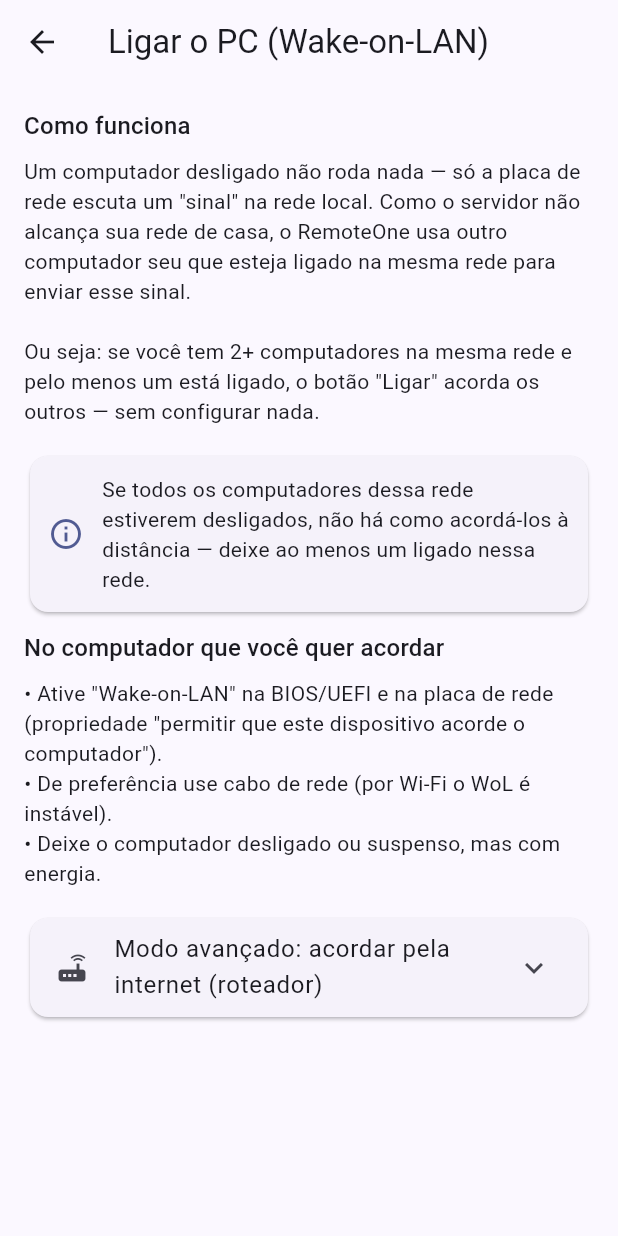
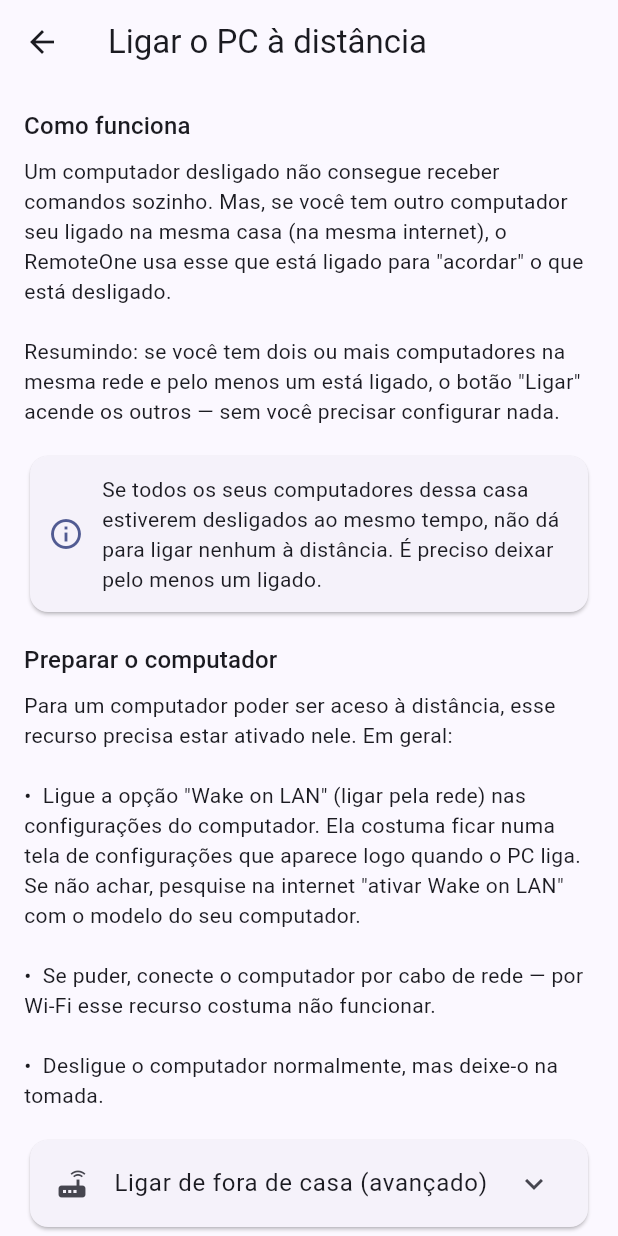
Before and after one commit to Cchaves20/RemoteOne, a Flutter app: the WakeOnLanScreen screen opened directly, on a phone screen of 412 x 824 dp. Run offline on Flutter 3.47's test engine with Material 3 defaults, Android fonts, the phone set to English and light mode, and no system bars; our stand-ins replace flutter_secure_storage, local_auth, shared_preferences, wakelock_plus; accounts and stored records are empty.

Commit message:
App: simplifica a tela de Wake-on-LAN para leigos
Reescreve o texto sem jargão (pacote mágico, placa de rede, broadcast,
ARP, CGNAT, IP público, port forward) em linguagem do dia a dia. Mantém a
estrutura: como funciona, preparar o computador e o modo avançado do
roteador com aviso de segurança em palavras simples.

Co-Authored-By: Claude Opus 4.8 <noreply@anthropic.com>
Claude-Session: https://claude.ai/code/session_01NLULmonCbXNPobYp9g7Y1Z

```diff
--- a/client/lib/screens/wake_on_lan_screen.dart
+++ b/client/lib/screens/wake_on_lan_screen.dart
@@ -1,7 +1,7 @@
 import 'package:flutter/material.dart';
 
-/// Explica como o "Ligar" (Wake-on-LAN) funciona e traz o modo avançado
-/// (roteador) com um aviso de segurança e o passo a passo.
+/// Explica, em linguagem simples, como o "Ligar" (Wake-on-LAN) funciona, e
+/// traz o modo avançado (roteador) com um aviso de segurança claro.
 class WakeOnLanScreen extends StatelessWidget {
   const WakeOnLanScreen({super.key});
 
@@ -9,19 +9,20 @@ class WakeOnLanScreen extends StatelessWidget {
   Widget build(BuildContext context) {
     final theme = Theme.of(context);
     return Scaffold(
-      appBar: AppBar(title: const Text('Ligar o PC (Wake-on-LAN)')),
+      appBar: AppBar(title: const Text('Ligar o PC à distância')),
       body: ListView(
         padding: const EdgeInsets.all(16),
         children: [
           Text('Como funciona', style: theme.textTheme.titleMedium),
           const SizedBox(height: 8),
           const Text(
-            'Um computador desligado não roda nada — só a placa de rede escuta '
-            'um "sinal" na rede local. Como o servidor não alcança sua rede de '
-            'casa, o RemoteOne usa outro computador seu que esteja ligado na '
-            'mesma rede para enviar esse sinal.\n\n'
-            'Ou seja: se você tem 2+ computadores na mesma rede e pelo menos um '
-            'está ligado, o botão "Ligar" acorda os outros — sem configurar nada.',
+            'Um computador desligado não consegue receber comandos sozinho. '
+            'Mas, se você tem outro computador seu ligado na mesma casa (na '
+            'mesma internet), o RemoteOne usa esse que está ligado para "acordar" '
+            'o que está desligado.\n\n'
+            'Resumindo: se você tem dois ou mais computadores na mesma rede e '
+            'pelo menos um está ligado, o botão "Ligar" acende os outros — sem '
+            'você precisar configurar nada.',
           ),
           const SizedBox(height: 16),
           Card(
@@ -33,23 +34,28 @@ class WakeOnLanScreen extends StatelessWidget {
                   const SizedBox(width: 12),
                   const Expanded(
                     child: Text(
-                      'Se todos os computadores dessa rede estiverem desligados, '
-                      'não há como acordá-los à distância — deixe ao menos um '
-                      'ligado nessa rede.',
+                      'Se todos os seus computadores dessa casa estiverem '
+                      'desligados ao mesmo tempo, não dá para ligar nenhum à '
+                      'distância. É preciso deixar pelo menos um ligado.',
                     ),
                   ),
                 ],
               ),
             ),
           ),
-          const SizedBox(height: 8),
-          Text('No computador que você quer acordar', style: theme.textTheme.titleMedium),
+          const SizedBox(height: 16),
+          Text('Preparar o computador', style: theme.textTheme.titleMedium),
           const SizedBox(height: 8),
           const Text(
-            '• Ative "Wake-on-LAN" na BIOS/UEFI e na placa de rede '
-            '(propriedade "permitir que este dispositivo acorde o computador").\n'
-            '• De preferência use cabo de rede (por Wi-Fi o WoL é instável).\n'
-            '• Deixe o computador desligado ou suspenso, mas com energia.',
+            'Para um computador poder ser aceso à distância, esse recurso precisa '
+            'estar ativado nele. Em geral:\n\n'
+            '•  Ligue a opção "Wake on LAN" (ligar pela rede) nas configurações '
+            'do computador. Ela costuma ficar numa tela de configurações que '
+            'aparece logo quando o PC liga. Se não achar, pesquise na internet '
+            '"ativar Wake on LAN" com o modelo do seu computador.\n\n'
+            '•  Se puder, conecte o computador por cabo de rede — por Wi-Fi esse '
+            'recurso costuma não funcionar.\n\n'
+            '•  Desligue o computador normalmente, mas deixe-o na tomada.',
           ),
           const SizedBox(height: 16),
           const _RouterAdvanced(),
@@ -59,8 +65,8 @@ class WakeOnLanScreen extends StatelessWidget {
   }
 }
 
-/// Modo avançado: acordar pela internet via roteador. Recolhido por padrão,
-/// com aviso de segurança bem visível antes do passo a passo.
+/// Modo avançado: ligar o PC de qualquer lugar (fora de casa). Recolhido por
+/// padrão, com aviso de segurança em linguagem simples.
 class _RouterAdvanced extends StatelessWidget {
   const _RouterAdvanced();
 
@@ -71,7 +77,7 @@ class _RouterAdvanced extends StatelessWidget {
       clipBehavior: Clip.antiAlias,
       child: ExpansionTile(
         leading: const Icon(Icons.router),
-        title: const Text('Modo avançado: acordar pela internet (roteador)'),
+        title: const Text('Ligar de fora de casa (avançado)'),
         childrenPadding: const EdgeInsets.fromLTRB(16, 0, 16, 16),
         children: [
           Container(
@@ -87,10 +93,10 @@ class _RouterAdvanced extends StatelessWidget {
                 const SizedBox(width: 12),
                 Expanded(
                   child: Text(
-                    'Aviso de segurança: este modo abre uma porta de entrada no '
-                    'seu roteador para a internet, o que aumenta a superfície de '
-                    'ataque da sua rede. Use apenas se souber o que está fazendo. '
-                    'O modo padrão (acima) é mais seguro e não abre nada.',
+                    'Atenção: este modo "abre uma porta" no seu roteador para a '
+                    'internet. Isso deixa a sua rede um pouco mais exposta a '
+                    'riscos de segurança. Use só se tiver experiência. O modo '
+                    'normal (acima) é seguro e não mexe em nada da sua rede.',
                     style: TextStyle(color: theme.colorScheme.onErrorContainer),
                   ),
                 ),
@@ -99,28 +105,26 @@ class _RouterAdvanced extends StatelessWidget {
           ),
           const SizedBox(height: 12),
           const Text(
-            'Além disso, só funciona se sua operadora te dá IP público (sem '
-            'CGNAT). Para testar: veja o IP WAN no painel do roteador e compare '
-            'com o que aparece pesquisando "meu ip". Iguais = tem IP público; '
-            'diferentes = CGNAT, e aí este modo não funciona.',
+            'O modo normal só funciona quando você e o computador ligado estão '
+            'na mesma rede. Este modo avançado permite acender o PC mesmo estando '
+            'longe de casa — mas depende do seu roteador e da sua operadora '
+            '(algumas não permitem conexões de fora).',
           ),
           const SizedBox(height: 12),
-          Text('Passo a passo', style: theme.textTheme.titleSmall),
+          Text('Ideia geral', style: theme.textTheme.titleSmall),
           const SizedBox(height: 8),
           const Text(
-            '1. Reserve um IP fixo para o computador-alvo no roteador (DHCP).\n'
-            '2. No roteador, crie um redirecionamento de porta (port forward) '
-            'UDP da porta 9 para o endereço de broadcast da rede '
-            '(ou um ARP estático apontando ao IP/MAC do alvo).\n'
-            '3. Garanta que o WoL está ativado na BIOS e na placa de rede.\n'
-            '4. Alguns roteadores (ex.: com OpenWrt/Merlin) têm um botão '
-            '"Wake on LAN" próprio — se o seu tiver, use-o.',
+            '•  Nas configurações do roteador, cria-se uma regra que deixa o '
+            '"sinal para ligar" chegar da internet até o computador em casa.\n'
+            '•  Alguns roteadores já têm um botão pronto chamado "Wake on LAN".\n'
+            '•  Se você não tem familiaridade com configurações de roteador, o '
+            'mais seguro é ficar no modo normal (deixar um computador ligado em '
+            'casa).',
           ),
           const SizedBox(height: 12),
           const Text(
-            'Este modo ainda será integrado ao botão "Ligar" numa próxima '
-            'atualização; por ora, o passo a passo serve para quem quer preparar '
-            'o roteador.',
+            'Este modo avançado ainda será integrado ao botão "Ligar" numa '
+            'próxima atualização.',
             style: TextStyle(fontStyle: FontStyle.italic),
           ),
         ],
```
